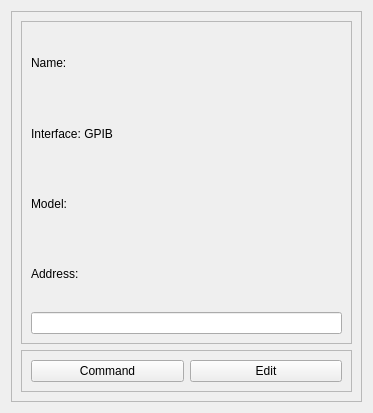
Before: the Qt Designer form GUI/ui_files/gpib_instrument_device_wid.ui in YeonungK/YonKu, drawn with Qt 5.
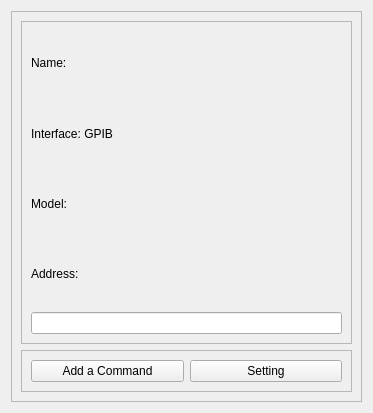
After: the same form once the commit is applied.

```diff
--- a/GUI/ui_files/gpib_instrument_device_wid.ui
+++ b/GUI/ui_files/gpib_instrument_device_wid.ui
@@ -91,14 +91,14 @@
          <item>
           <widget class="QPushButton" name="commandButton">
            <property name="text">
-            <string>Command</string>
+            <string>Add a Command</string>
            </property>
           </widget>
          </item>
          <item>
           <widget class="QPushButton" name="editButton">
            <property name="text">
-            <string>Edit</string>
+            <string>Setting</string>
            </property>
           </widget>
          </item>
```
Left out of the diff: 2 changed lines with no effect on the pictures.
